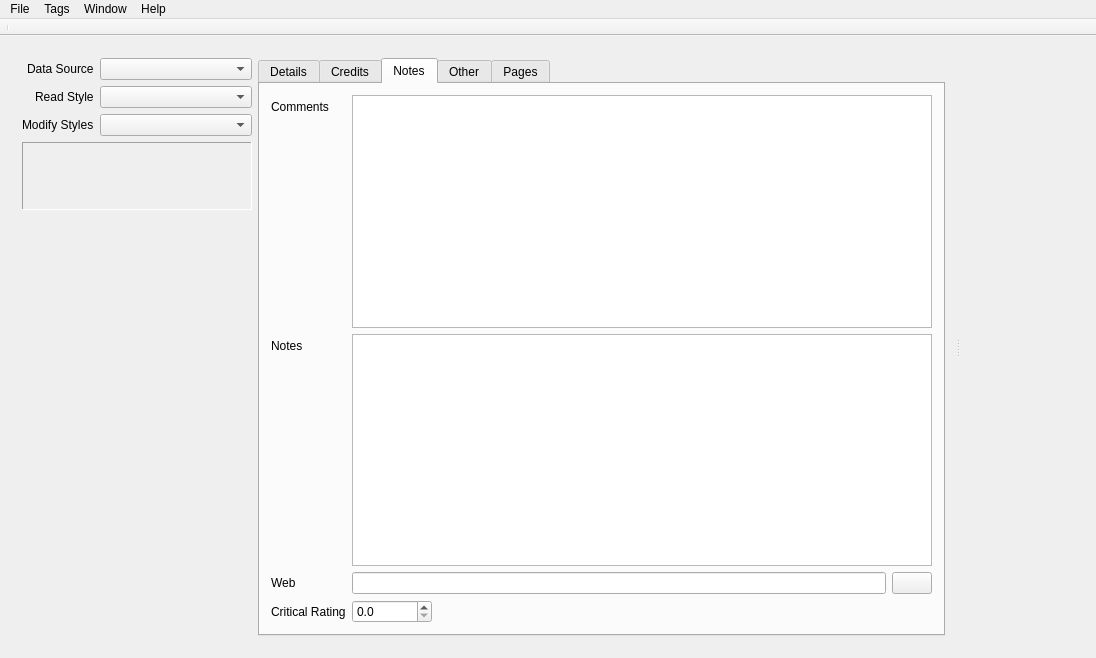
The window that comictaggerlib/ui/taggerwindow.ui (comictagger/comictagger) describes before a commit, drawn with Qt 5.
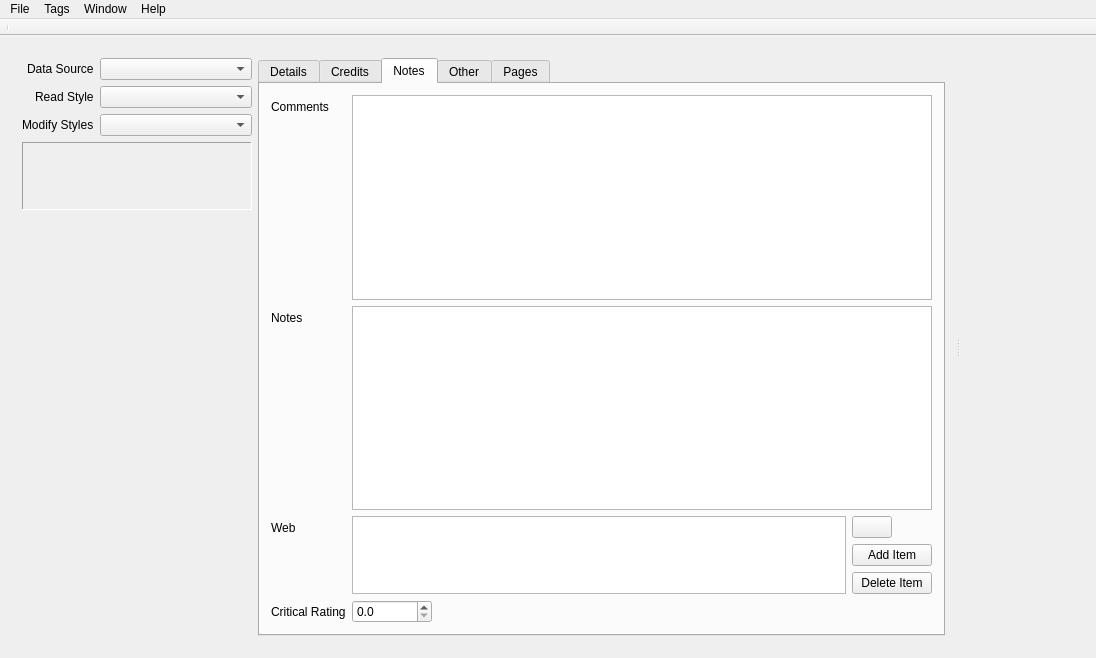
The same window after the commit. The open tabs and pages were chosen to show the change. Custom widgets are drawn as their Qt base class.

Commit message:
Use a QListWidget for web_links
Fix web_link in md_attributes

What changed in the file:
```diff
--- a/comictaggerlib/ui/taggerwindow.ui
+++ b/comictaggerlib/ui/taggerwindow.ui
@@ -952,10 +952,32 @@
                 </item>
                 <item row="2" column="1">
                  <layout class="QGridLayout" name="gridLayout_7">
-                  <item row="0" column="0">
-                   <widget class="QLineEdit" name="leWebLink">
-                    <property name="acceptDrops">
-                     <bool>false</bool>
+                  <item row="0" column="0" rowspan="3">
+                   <widget class="QListWidget" name="leWebLink">
+                    <property name="contextMenuPolicy">
+                     <enum>Qt::ActionsContextMenu</enum>
+                    </property>
+                    <property name="dragEnabled">
+                     <bool>true</bool>
+                    </property>
+                    <property name="dragDropMode">
+                     <enum>QAbstractItemView::DropOnly</enum>
+                    </property>
+                    <property name="defaultDropAction">
+                     <enum>Qt::MoveAction</enum>
+                    </property>
+                    <property name="alternatingRowColors">
+                     <bool>true</bool>
+                    </property>
+                    <property name="selectionMode">
+                     <enum>QAbstractItemView::SingleSelection</enum>
+                    </property>
+                   </widget>
+                  </item>
+                  <item row="2" column="1">
+                   <widget class="QPushButton" name="btnWebLinkRemove">
+                    <property name="text">
+                     <string>Delete Item</string>
                     </property>
                    </widget>
                   </item>
@@ -975,6 +997,13 @@
                     </property>
                    </widget>
                   </item>
+                  <item row="1" column="1">
+                   <widget class="QPushButton" name="btnWebLinkAdd">
+                    <property name="text">
+                     <string>Add Item</string>
+                    </property>
+                   </widget>
+                  </item>
                  </layout>
                 </item>
                 <item row="4" column="0">
```
Left out of the diff: 47 changed lines with no effect on the pictures. The commit also changes 1 other file.
